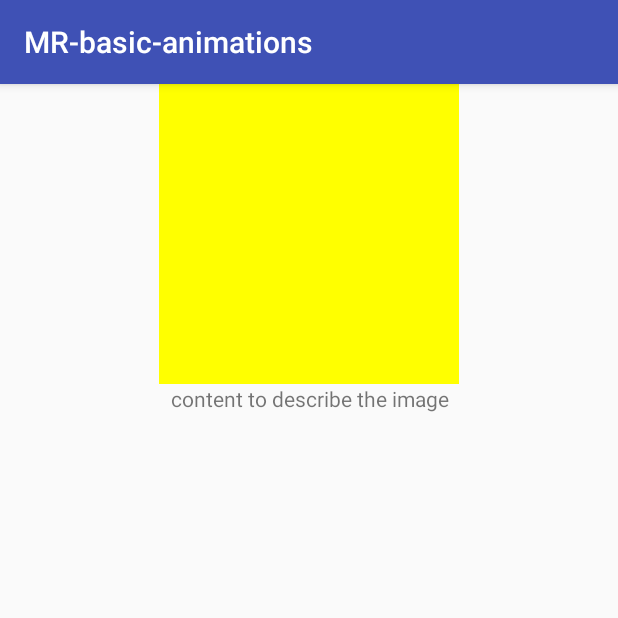
After one commit to ryneli/MR-basic-animations, an Android app: the DetailActivity screen opened directly, with no data from a screen before it, on a phone screen of 412 x 824 dp, the top half of it. The commit adds this screen. Run offline under Robolectric (Android 15) with nearby library versions, the phone set to English and light mode, and no system bars.

Commit message:
add main/detail activity for the animation

```diff
--- a/app/src/main/AndroidManifest.xml
+++ b/app/src/main/AndroidManifest.xml
@@ -16,6 +16,7 @@
                 <category android:name="android.intent.category.LAUNCHER" />
             </intent-filter>
         </activity>
+        <activity android:name=".DetailActivity"></activity>
     </application>
 
 </manifest>
--- /dev/null
+++ b/app/src/main/java/com/study/zhenqiangli/mr_basic_animations/DetailActivity.java
@@ -0,0 +1,13 @@
+package com.study.zhenqiangli.mr_basic_animations;
+
+import android.support.v7.app.AppCompatActivity;
+import android.os.Bundle;
+
+public class DetailActivity extends AppCompatActivity {
+
+    @Override
+    protected void onCreate(Bundle savedInstanceState) {
+        super.onCreate(savedInstanceState);
+        setContentView(R.layout.activity_detail);
+    }
+}
--- /dev/null
+++ b/app/src/main/res/drawable/cell_shape.xml
@@ -0,0 +1,5 @@
+<?xml version="1.0" encoding="utf-8"?>
+<shape xmlns:android="http://schemas.android.com/apk/res/android"
+    android:shape="rectangle">
+    <solid android:color="@color/cell.0.0"/>
+</shape>
--- /dev/null
+++ b/app/src/main/res/layout/activity_detail.xml
@@ -0,0 +1,18 @@
+<?xml version="1.0" encoding="utf-8"?>
+<LinearLayout xmlns:android="http://schemas.android.com/apk/res/android"
+    xmlns:tools="http://schemas.android.com/tools"
+    android:layout_width="match_parent"
+    android:layout_height="match_parent"
+    android:orientation="vertical"
+    android:gravity="center_horizontal"
+    tools:context="com.study.zhenqiangli.mr_basic_animations.DetailActivity">
+    <ImageView
+        android:layout_width="@dimen/image.width"
+        android:layout_height="@dimen/image.height"
+        android:src="@color/cell.1.1"/>
+    <TextView
+        android:layout_width="match_parent"
+        android:layout_height="wrap_content"
+        android:gravity="center_horizontal"
+        android:text="content to describe the image"/>
+</LinearLayout>
--- /dev/null
+++ b/app/src/main/res/values/dimens.xml
@@ -0,0 +1,7 @@
+<?xml version="1.0" encoding="utf-8"?>
+<resources>
+    <dimen name="cell.width">100dp</dimen>
+    <dimen name="cell.height">100dp</dimen>
+    <dimen name="image.width">200dp</dimen>
+    <dimen name="image.height">200dp</dimen>
+</resources>
--- a/app/src/main/res/values/styles.xml
+++ b/app/src/main/res/values/styles.xml
@@ -7,5 +7,4 @@
         <item name="colorPrimaryDark">@color/colorPrimaryDark</item>
         <item name="colorAccent">@color/colorAccent</item>
     </style>
-
 </resources>
```
Also changed, not shown: app/src/main/java/com/study/zhenqiangli/mr_basic_animations/MainActivity.java (+13 -1 lines), app/src/main/res/layout/activity_main.xml (+70 -13 lines), app/src/main/res/values/colors.xml (+9 -0 lines).
